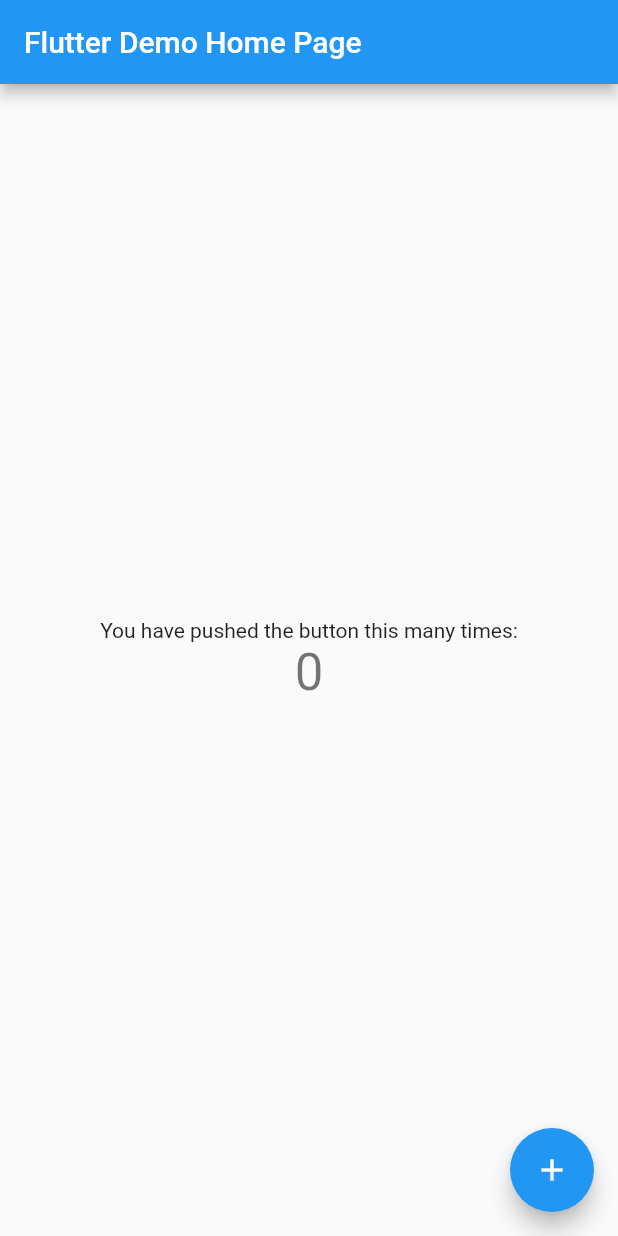
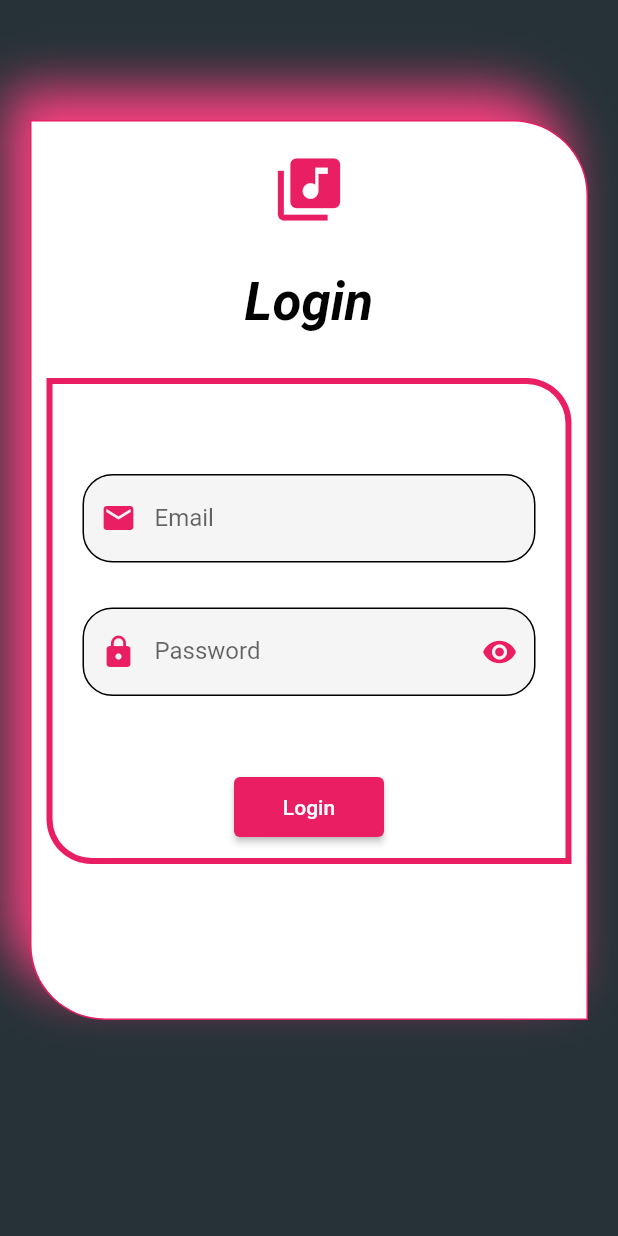
Before and after one commit to gaurav977bro/Music-streaming-app-using-flutter, a Flutter app: the screen it shows after launch, on a phone screen of 412 x 824 dp. Run offline on Flutter 3.47's test engine with Material 2 defaults, Android fonts, the phone set to English and light mode, and no system bars.

Commit message:
login page added

```diff
--- a/mymusic/lib/main.dart
+++ b/mymusic/lib/main.dart
@@ -1,113 +1,25 @@
-import 'package:flutter/material.dart';
+import "package:flutter/material.dart";
+import 'package:mymusic/screens/HomeScreen.dart';
+import 'package:mymusic/screens/LoginScreen.dart';
 
 void main() {
-  runApp(MyApp());
+  runApp(MyMusic());
 }
 
-class MyApp extends StatelessWidget {
-  // This widget is the root of your application.
-  @override
+class MyMusic extends StatelessWidget {
+  const MyMusic({ Key? key }) : super(key: key);
+
+  @override///
   Widget build(BuildContext context) {
     return MaterialApp(
-      title: 'Flutter Demo',
-      theme: ThemeData(
-        // This is the theme of your application.
-        //
-        // Try running your application with "flutter run". You'll see the
-        // application has a blue toolbar. Then, without quitting the app, try
-        // changing the primarySwatch below to Colors.green and then invoke
-        // "hot reload" (press "r" in the console where you ran "flutter run",
-        // or simply save your changes to "hot reload" in a Flutter IDE).
-        // Notice that the counter didn't reset back to zero; the application
-        // is not restarted.
-        primarySwatch: Colors.blue,
-      ),
-      home: MyHomePage(title: 'Flutter Demo Home Page'),
+      theme:ThemeData(primarySwatch:Colors.pink),
+      initialRoute:"/login",
+      routes:{
+        "/login":(context)=>Login(),
+        "/home":(context)=>Home(),
+      }
+
+
     );
   }
 }
-
-class MyHomePage extends StatefulWidget {
-  MyHomePage({Key? key, required this.title}) : super(key: key);
-
-  // This widget is the home page of your application. It is stateful, meaning
-  // that it has a State object (defined below) that contains fields that affect
-  // how it looks.
-
-  // This class is the configuration for the state. It holds the values (in this
-  // case the title) provided by the parent (in this case the App widget) and
-  // used by the build method of the State. Fields in a Widget subclass are
-  // always marked "final".
-
-  final String title;
-
-  @override
-  _MyHomePageState createState() => _MyHomePageState();
-}
-
-class _MyHomePageState extends State<MyHomePage> {
-  int _counter = 0;
-
-  void _incrementCounter() {
-    setState(() {
-      // This call to setState tells the Flutter framework that something has
-      // changed in this State, which causes it to rerun the build method below
-      // so that the display can reflect the updated values. If we changed
-      // _counter without calling setState(), then the build method would not be
-      // called again, and so nothing would appear to happen.
-      _counter++;
-    });
-  }
-
-  @override
-  Widget build(BuildContext context) {
-    // This method is rerun every time setState is called, for instance as done
-    // by the _incrementCounter method above.
-    //
-    // The Flutter framework has been optimized to make rerunning build methods
-    // fast, so that you can just rebuild anything that needs updating rather
-    // than having to individually change instances of widgets.
-    return Scaffold(
-      appBar: AppBar(
-        // Here we take the value from the MyHomePage object that was created by
-        // the App.build method, and use it to set our appbar title.
-        title: Text(widget.title),
-      ),
-      body: Center(
-        // Center is a layout widget. It takes a single child and positions it
-        // in the middle of the parent.
-        child: Column(
-          // Column is also a layout widget. It takes a list of children and
-          // arranges them vertically. By default, it sizes itself to fit its
-          // children horizontally, and tries to be as tall as its parent.
-          //
-          // Invoke "debug painting" (press "p" in the console, choose the
-          // "Toggle Debug Paint" action from the Flutter Inspector in Android
-          // Studio, or the "Toggle Debug Paint" command in Visual Studio Code)
-          // to see the wireframe for each widget.
-          //
-          // Column has various properties to control how it sizes itself and
-          // how it positions its children. Here we use mainAxisAlignment to
-          // center the children vertically; the main axis here is the vertical
-          // axis because Columns are vertical (the cross axis would be
-          // horizontal).
-          mainAxisAlignment: MainAxisAlignment.center,
-          children: <Widget>[
-            Text(
-              'You have pushed the button this many times:',
-            ),
-            Text(
-              '$_counter',
-              style: Theme.of(context).textTheme.headline4,
-            ),
-          ],
-        ),
-      ),
-      floatingActionButton: FloatingActionButton(
-        onPressed: _incrementCounter,
-        tooltip: 'Increment',
-        child: Icon(Icons.add),
-      ), // This trailing comma makes auto-formatting nicer for build methods.
-    );
-  }
-}
--- /dev/null
+++ b/mymusic/lib/screens/HomeScreen.dart
@@ -0,0 +1,12 @@
+import 'package:flutter/material.dart';
+
+class Home extends StatelessWidget {
+  const Home({Key? key}) : super(key: key);
+
+  @override
+  Widget build(BuildContext context) {
+    return Scaffold(
+      appBar: AppBar(),
+    );
+  }
+}
--- /dev/null
+++ b/mymusic/lib/screens/LoginScreen.dart
@@ -0,0 +1,159 @@
+import 'package:flutter/material.dart';
+
+import 'HomeScreen.dart';
+
+void main() {
+  runApp(Login());
+}
+
+class Login extends StatelessWidget {
+  const Login({Key? key}) : super(key: key);
+
+  @override
+  Widget build(BuildContext context) {
+    return Material(
+      color: Colors.blueGrey[900],
+      child: SafeArea(
+          child: SingleChildScrollView(
+              child: Column(
+        children: [
+          Padding(
+            padding: EdgeInsets.all(30),
+          ),
+          Container(padding: EdgeInsets.all(20), child: FormContent()),
+        ],
+      ))),
+    );
+  }
+}
+
+class FormContent extends StatelessWidget {
+  @override
+  Widget build(BuildContext context) {
+    return Container(
+        height: 600,
+        width: 500,
+        padding: EdgeInsets.only(left: 10, right: 10),
+        decoration: BoxDecoration(
+            border: Border.all(color: Colors.pink),
+            color: Colors.white,
+            boxShadow: [
+              BoxShadow(
+                  offset: Offset(-15, -20),
+                  color: Colors.pinkAccent,
+                  blurRadius: 30)
+            ],
+            borderRadius: BorderRadius.only(
+              bottomLeft: Radius.circular(50),
+              topRight: Radius.circular(50),
+            )),
+        child: Column(
+          children: [
+            Padding(
+              padding: EdgeInsets.symmetric(horizontal: 30, vertical: 10),
+            ),
+            Icon(Icons.my_library_music, color: Colors.pink, size: 50),
+            SizedBox(
+              height: 30,
+            ),
+            Text("Login",
+                style: TextStyle(
+                    fontSize: 35,
+                    color: Colors.black,
+                    fontWeight: FontWeight.bold,
+                    fontStyle: FontStyle.italic)),
+            SizedBox(
+              height: 30,
+            ),
+            TextFormFields(),
+            SizedBox(
+              height: 30,
+            ),
+          ],
+        ));
+  }
+}
+
+// TEXT FORM FOR EMAIL AND PASSOWRD
+class TextFormFields extends StatelessWidget {
+  final _formKey = GlobalKey<FormState>();
+
+  verify(BuildContext context) {
+    if (_formKey.currentState!.validate()) {
+      Navigator.push(context, MaterialPageRoute(builder: (context) => Home()));
+    }
+  }
+
+  @override
+  Widget build(BuildContext context) {
+    return Container(
+      decoration: BoxDecoration(
+          borderRadius: BorderRadius.only(
+              topRight: Radius.circular(30), bottomLeft: Radius.circular(30)),
+          border: Border.all(
+              color: Colors.pink, style: BorderStyle.solid, width: 4)),
+      padding: EdgeInsets.symmetric(horizontal: 20, vertical: 10),
+      child: Form(
+        key: _formKey,
+        child: Column(
+          children: [
+            SizedBox(
+              height: 50,
+            ),
+            TextFormField(
+                validator: (value) {
+                  if (value == null || value.isEmpty) {
+                    return "Cannot be empty";
+                  }
+                  return null;
+                },
+                decoration: InputDecoration(
+                  filled: true,
+                  border: OutlineInputBorder(
+                    borderRadius: BorderRadius.circular(20),
+                  ),
+                  enabledBorder: OutlineInputBorder(
+                    borderRadius: BorderRadius.circular(20),
+                  ),
+                  prefixIcon: Icon(Icons.email, color: Colors.pink),
+                  hintText: "Enter your email",
+                  labelText: "Email",
+                )),
+            SizedBox(
+              height: 30,
+            ),
+            TextFormField(
+              decoration: InputDecoration(
+                filled: true,
+                prefixIcon: Icon(Icons.lock, color: Colors.pink),
+                suffixIcon: Icon(Icons.visibility, color: Colors.pink),
+                hintText: "Enter you password",
+                labelText: "Password",
+                border:
+                    OutlineInputBorder(borderRadius: BorderRadius.circular(20)),
+                enabledBorder: OutlineInputBorder(
+                  borderRadius: BorderRadius.circular(20),
+                ),
+              ),
+              validator: (value) {
+                if (value == null || value.isEmpty) {
+                  return "Cannot be empty";
+                }
+                if (value.length < 5) {
+                  return "Atleast 5 characters";
+                }
+
+                return null;
+              },
+            ),
+            SizedBox(height: 50),
+            ElevatedButton(
+                child: Text("Login"),
+                onPressed: () =>verify(context),
+                style: ElevatedButton.styleFrom(minimumSize: Size(100, 40)))
+          ],
+        ),
+      ),
+    );
+  }
+}
```
